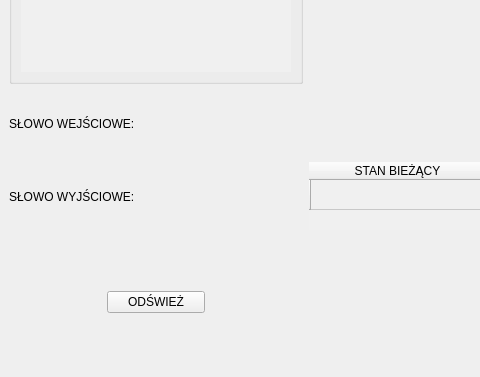
Qt form form.ui (MichSosnowski/Deterministic_Turing_Machine) before a commit; both pictures show x 0 to 480 and y 223 to 600 of the 1200 by 600 pixel window.
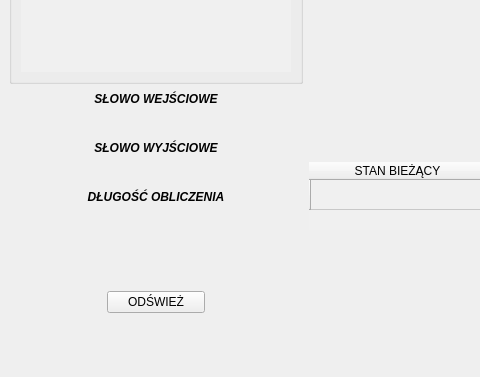
The same form after that commit.

Commit message: Added new labels for entry, result words and calculation length

Patch:
```diff
--- a/form.ui
+++ b/form.ui
@@ -154,17 +154,81 @@
     </item>
     <item row="3" column="0" rowspan="3">
      <layout class="QVBoxLayout" name="verticalLayout_3">
+      <item>
+       <widget class="QLabel" name="label">
+        <property name="font">
+         <font>
+          <italic>true</italic>
+          <bold>true</bold>
+         </font>
+        </property>
+        <property name="text">
+         <string>SŁOWO WEJŚCIOWE</string>
+        </property>
+        <property name="alignment">
+         <set>Qt::AlignCenter</set>
+        </property>
+       </widget>
+      </item>
       <item>
        <widget class="QLabel" name="entry_word_label">
         <property name="text">
-         <string>SŁOWO WEJŚCIOWE:</string>
+         <string/>
+        </property>
+        <property name="alignment">
+         <set>Qt::AlignCenter</set>
+        </property>
+       </widget>
+      </item>
+      <item>
+       <widget class="QLabel" name="label_2">
+        <property name="font">
+         <font>
+          <italic>true</italic>
+          <bold>true</bold>
+         </font>
+        </property>
+        <property name="text">
+         <string>SŁOWO WYJŚCIOWE</string>
+        </property>
+        <property name="alignment">
+         <set>Qt::AlignCenter</set>
         </property>
        </widget>
       </item>
       <item>
        <widget class="QLabel" name="result_word_label">
         <property name="text">
-         <string>SŁOWO WYJŚCIOWE:</string>
+         <string/>
+        </property>
+        <property name="alignment">
+         <set>Qt::AlignCenter</set>
+        </property>
+       </widget>
+      </item>
+      <item>
+       <widget class="QLabel" name="label_3">
+        <property name="font">
+         <font>
+          <italic>true</italic>
+          <bold>true</bold>
+         </font>
+        </property>
+        <property name="text">
+         <string>DŁUGOŚĆ OBLICZENIA</string>
+        </property>
+        <property name="alignment">
+         <set>Qt::AlignCenter</set>
+        </property>
+       </widget>
+      </item>
+      <item>
+       <widget class="QLabel" name="calculation_length_label">
+        <property name="text">
+         <string/>
+        </property>
+        <property name="alignment">
+         <set>Qt::AlignCenter</set>
         </property>
        </widget>
       </item>
```
The commit also changes 3 other files.
